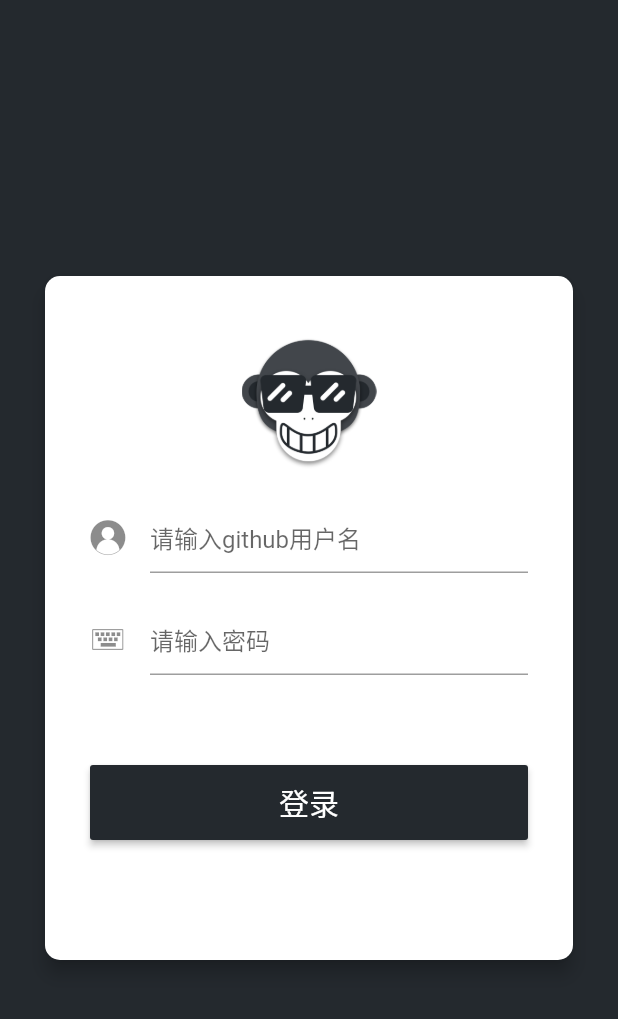
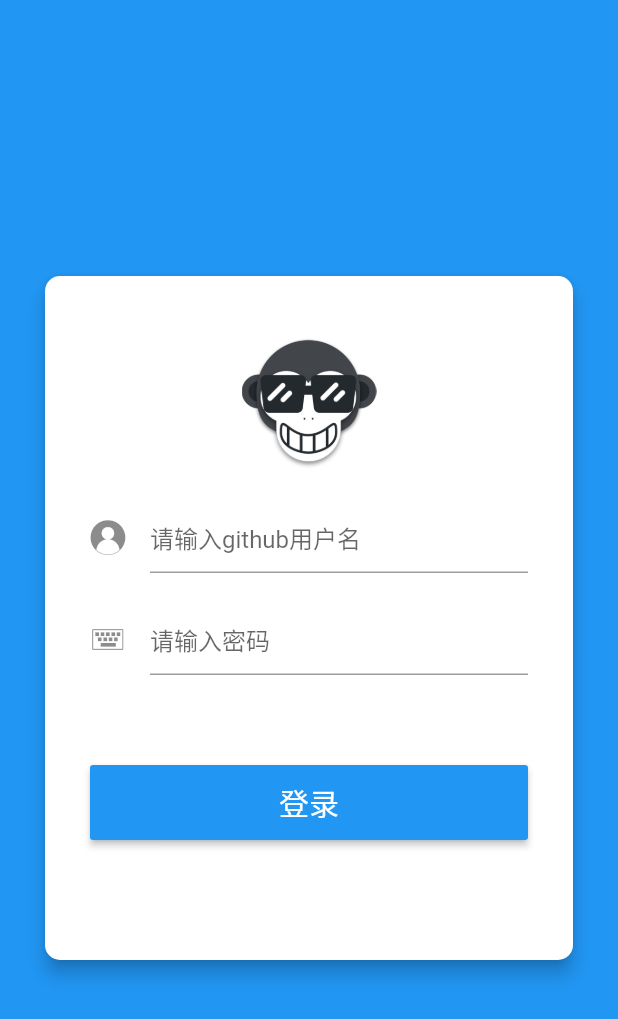
Before and after one commit to CarGuo/gsy_github_app_flutter, a Flutter app: the screen it shows after launch, on a phone screen of 412 x 824 dp. Shown: the top 1019 px of the screen. Run offline on Flutter 3.47's test engine with Material 2 defaults, Android fonts, the phone set to English and light mode, and no system bars; our stand-ins replace connectivity, dio, flutter_markdown, flutter_redux, flutter_slidable, flutter_spinkit and 8 more; missing offline and left inert: flutter_statusbar, flutter_webview_plugin, get_version; accounts and stored records are empty; generated files the repository leaves out were written again; statements that could not run were skipped; project files that could hold a hidden picture were left out.

Commit message:
增加主题切换支持

```diff
--- a/lib/common/utils/CommonUtils.dart
+++ b/lib/common/utils/CommonUtils.dart
@@ -230,7 +230,7 @@ class CommonUtils {
                       maxLines: 2,
                       mainAxisAlignment: MainAxisAlignment.start,
                       fontSize: 14.0,
-                      color: Color(GSYColors.primaryValue),
+                      color: Theme.of(context).primaryColor,
                       text: commitMaps[index],
                       textColor: Color(GSYColors.white),
                       onPress: () {
--- a/lib/page/LoginPage.dart
+++ b/lib/page/LoginPage.dart
@@ -58,7 +58,7 @@ class _LoginPageState extends State<LoginPage> {
           FocusScope.of(context).requestFocus(new FocusNode());
         },
         child: new Container(
-          color: Color(GSYColors.primaryValue),
+          color: Theme.of(context).primaryColor,
           child: new Center(
             child: new Card(
               elevation: 5.0,
@@ -94,7 +94,7 @@ class _LoginPageState extends State<LoginPage> {
                     new Padding(padding: new EdgeInsets.all(30.0)),
                     new GSYFlexButton(
                       text: GSYStrings.login_text,
-                      color: Color(GSYColors.primaryValue),
+                      color: Theme.of(context).primaryColor,
                       textColor: Color(GSYColors.textWhite),
                       onPress: () {
                         if (_userName == null || _userName.length == 0) {
--- a/lib/widget/GSYSearchDrawer.dart
+++ b/lib/widget/GSYSearchDrawer.dart
@@ -33,7 +33,7 @@ class _GSYSearchDrawerState extends State<GSYSearchDrawer> {
   @override
   Widget build(BuildContext context) {
     return new Container(
-      color: Color(GSYColors.primaryValue),
+      color: Theme.of(context).primaryColor,
       padding: EdgeInsets.only(top: CommonUtils.sStaticBarHeight),
       child: Container(
         color: Color(GSYColors.white),
@@ -75,7 +75,7 @@ class _GSYSearchDrawerState extends State<GSYSearchDrawer> {
 
   _renderTitle(String title) {
     return new Container(
-      color: Color(GSYColors.primaryValue),
+      color:  Theme.of(context).primaryColor,
       width: itemWidth + 50,
       height: 50.0,
       child: new Center(
--- a/lib/widget/PushHeader.dart
+++ b/lib/widget/PushHeader.dart
@@ -22,8 +22,8 @@ class PushHeader extends StatelessWidget {
     return new GSYIConText(
       icon,
       text,
-      GSYConstant.smallSubText,
-      Color(GSYColors.subTextColor),
+      GSYConstant.smallSubLightText,
+      Color(GSYColors.subLightTextColor),
       15.0,
       padding: 0.0,
     );
@@ -32,7 +32,7 @@ class PushHeader extends StatelessWidget {
   @override
   Widget build(BuildContext context) {
     return new GSYCardItem(
-      color: Color(GSYColors.primaryValue),
+      color: Theme.of(context).primaryColor,
       child: new FlatButton(
         padding: new EdgeInsets.all(0.0),
         onPressed: () {},
```
